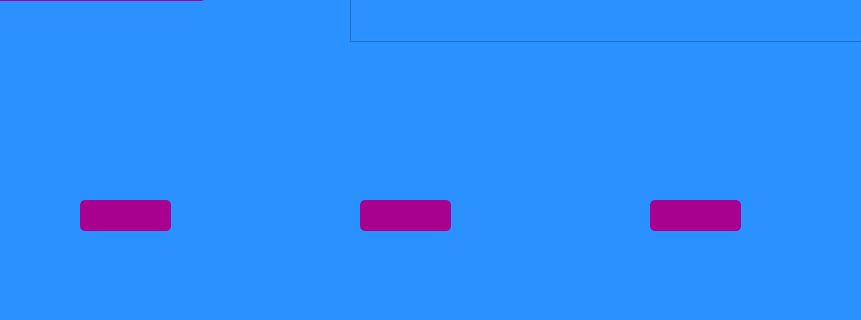
First picture: the form in expenses.ui, repository Dany188/FinancialPathfinder, before the edit; both pictures show x 150 to 1011 and y 280 to 600 of the 1100 by 600 pixel window.
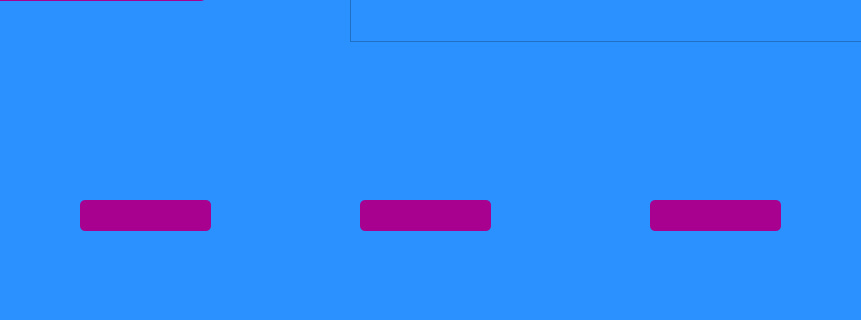
Second picture: the form after the edit. Icons and pictures are not drawn.

Commit message: Подправил maip и исправил дизайн

```diff
--- a/expenses.ui
+++ b/expenses.ui
@@ -161,7 +161,7 @@
      <rect>
       <x>800</x>
       <y>480</y>
-      <width>91</width>
+      <width>131</width>
       <height>31</height>
      </rect>
     </property>
@@ -216,7 +216,7 @@
      <rect>
       <x>510</x>
       <y>480</y>
-      <width>91</width>
+      <width>131</width>
       <height>31</height>
      </rect>
     </property>
@@ -246,7 +246,7 @@
      <rect>
       <x>230</x>
       <y>480</y>
-      <width>91</width>
+      <width>131</width>
       <height>31</height>
      </rect>
     </property>
```
Left out of the diff: 8 changed lines with no effect on the pictures. The commit also changes 3 other files.
